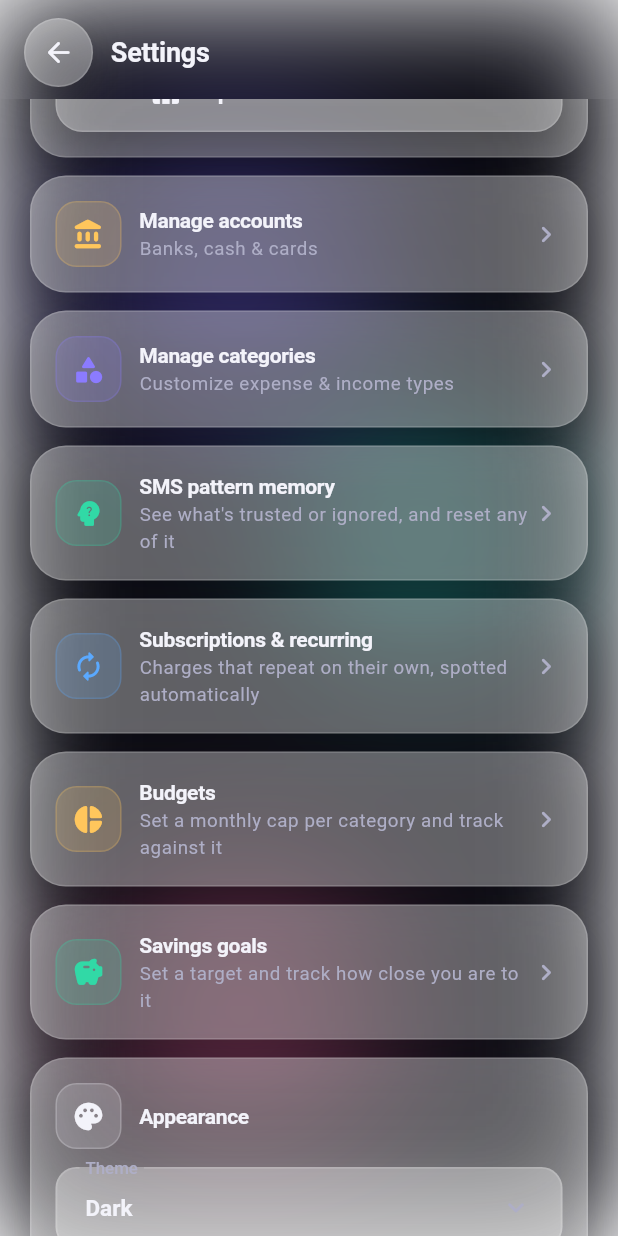
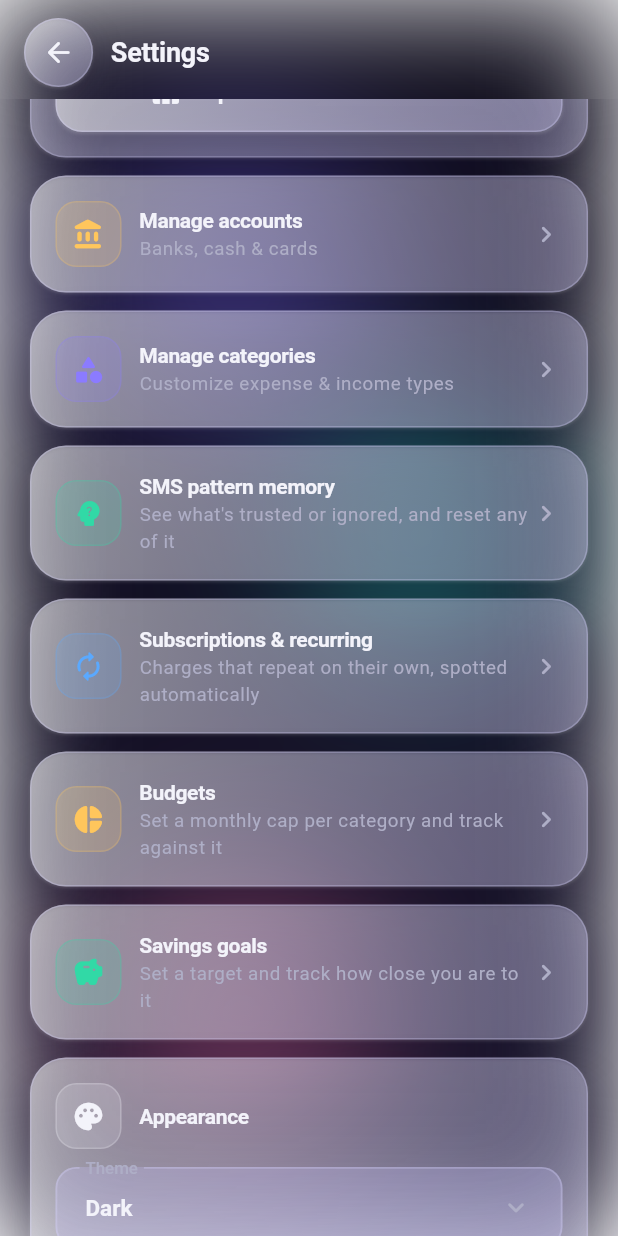
Before and after one commit to syedfarhan-596/Portfolio, a Flutter app: the SettingsScreen screen opened directly, scrolled down 1152 dp, on a phone screen of 412 x 824 dp. Run offline on Flutter 3.47's test engine with Material 3 defaults, Android fonts, the phone set to English and light mode, and no system bars; our stand-ins replace csv, file_picker, flutter_contacts, flutter_local_notifications, flutter_riverpod, local_auth and 4 more; missing offline and left inert: another_telephony; accounts and stored records are empty.

Commit message:
Redesign glass palette: fix dead-gray look, add real sheen, fix nesting
Root causes of the "flat gray glass" complaint:
- Cards were tinted with pure white-alpha over a dark backdrop, which just
  desaturates into generic gray — no hue, no character.
- glassHighlight was defined in tokens but never actually used anywhere,
  so cards had a single flat fill instead of any sense of depth.
- The bottom sheet and cards nested inside it used tones too close to each
  other in both hue and opacity, so a card sitting on a sheet barely read
  as a separate layer.

Fixes:
- glassFill/glassFillStrong/glassBorder retinted toward the app's own cool
  violet accent instead of flat white, so the blend reads as intentional
  "glass" rather than dead gray.
- glassHighlight is now wired up as a real diagonal sheen gradient
  (glassSheen helper in glass.dart), applied to GlassCard, the bottom
  sheet, the nav bar, and the nested panel in Settings' backup card —
  every glass surface now has actual visible depth instead of a flat fill.
- Added a cheap inset top-edge highlight (glassInnerEdge) for a crisp
  "light catching the glass" cue, using BoxShadow's inset support — no
  extra compositing cost.
- Token ordering (highlight > fillStrong > fill) fixed in light mode too,
  so the same gradient logic is correct in both themes.

Co-Authored-By: Claude Sonnet 5 <noreply@anthropic.com>
Claude-Session: https://claude.ai/code/session_01GXPjKUEj1eM6XiCTrLLKae

```diff
--- a/farhans-wallet-flutter/lib/core/app_info.dart
+++ b/farhans-wallet-flutter/lib/core/app_info.dart
@@ -2,4 +2,4 @@
 /// can show what's actually installed — useful for confirming a build is the
 /// one you think it is, since Android will silently keep an old APK around
 /// if a signature/install issue ever stops an update from landing.
-const String appVersionLabel = 'Pocket Flow v1.11.1 (14)';
+const String appVersionLabel = 'Pocket Flow v1.12.0 (15)';
--- a/farhans-wallet-flutter/lib/core/theme/tokens.dart
+++ b/farhans-wallet-flutter/lib/core/theme/tokens.dart
@@ -107,18 +107,22 @@ class AppTokens extends ThemeExtension<AppTokens> {
       );
 
   static const AppTokens dark = AppTokens(
-    bgTop: Color(0xFF0B0B14),
-    bgBottom: Color(0xFF101019),
-    blobA: Color(0xFF6C5CE7),
-    blobB: Color(0xFF1FB6A6),
-    blobC: Color(0xFFE0568B),
-    // Translucent again: AppBackground now blurs the ambient gradient once,
-    // globally, instead of each surface blurring it individually, so these
-    // can be glass-like without the per-card blur cost that caused jank.
-    glassFill: Color(0x59FFFFFF),
-    glassFillStrong: Color(0x73FFFFFF),
-    glassBorder: Color(0x26FFFFFF),
-    glassHighlight: Color(0x33FFFFFF),
+    bgTop: Color(0xFF0C0A18),
+    bgBottom: Color(0xFF18142C),
+    blobA: Color(0xFF7C6AFF),
+    blobB: Color(0xFF22D6C0),
+    blobC: Color(0xFFFF6FA8),
+    // Translucent, and tinted toward the accent's cool violet rather than
+    // flat white — a pure-white overlay on a dark backdrop just desaturates
+    // into dead gray, which is what this looked like before. Ordered so a
+    // gradient from glassHighlight down to glassFill/glassFillStrong always
+    // goes bright -> base, giving cards a visible diagonal sheen instead of
+    // a flat slab (see GlassCard.sheen) — glassHighlight is the brightest,
+    // glassFillStrong next, glassFill the dimmest base tone.
+    glassFill: Color(0x40C9C3FF),
+    glassFillStrong: Color(0x66C9C3FF),
+    glassBorder: Color(0x4DDAD6FF),
+    glassHighlight: Color(0x73FFFFFF),
     textHigh: Color(0xFFF3F3FA),
     textMid: Color(0xFFAEAEC6),
     textLow: Color(0xFF73738C),
@@ -129,10 +133,10 @@ class AppTokens extends ThemeExtension<AppTokens> {
     danger: Color(0xFFFF6B6B),
     info: Color(0xFF5AA9FF),
     softShadow: [
-      BoxShadow(color: Color(0x40000000), blurRadius: 24, offset: Offset(0, 12)),
+      BoxShadow(color: Color(0x4D14102A), blurRadius: 24, offset: Offset(0, 12)),
     ],
     liftedShadow: [
-      BoxShadow(color: Color(0x59000000), blurRadius: 40, offset: Offset(0, 20)),
+      BoxShadow(color: Color(0x6614102A), blurRadius: 40, offset: Offset(0, 20)),
     ],
   );
 
@@ -143,11 +147,13 @@ class AppTokens extends ThemeExtension<AppTokens> {
     blobB: Color(0xFF5BD6C2),
     blobC: Color(0xFFFF9BC0),
     // Same reasoning as the dark palette above — translucent over the
-    // shared blur layer, not an opaque surface.
+    // shared blur layer, not an opaque surface. glassHighlight brightest,
+    // glassFillStrong next, glassFill the dimmest, so the same bright-to-base
+    // sheen gradient direction works in both themes.
     glassFill: Color(0xB3FFFFFF),
     glassFillStrong: Color(0xD1FFFFFF),
-    glassBorder: Color(0x33FFFFFF),
-    glassHighlight: Color(0x80FFFFFF),
+    glassBorder: Color(0x40FFFFFF),
+    glassHighlight: Color(0xF2FFFFFF),
     textHigh: Color(0xFF16161F),
     textMid: Color(0xFF5A5A6E),
     textLow: Color(0xFF8E8EA3),
--- a/farhans-wallet-flutter/lib/core/widgets/glass.dart
+++ b/farhans-wallet-flutter/lib/core/widgets/glass.dart
@@ -36,9 +36,27 @@ class _PressableState extends State<Pressable> {
   }
 }
 
-/// A translucent surface: flat fill (no backdrop blur — blur is expensive to
-/// composite and was causing jank on lower-end devices), hairline border and
-/// a soft drop shadow for depth.
+/// A two-stop gradient from the brightest token down to a surface's base
+/// tone — the visible "sheen" a pane of glass catching light would show,
+/// standing in for what would otherwise be a flat, characterless fill.
+/// Shared by GlassCard, the bottom sheet and the nav bar so every glass
+/// surface in the app reads consistently.
+LinearGradient glassSheen(AppTokens t, {bool strong = false}) => LinearGradient(
+      begin: Alignment.topLeft,
+      end: Alignment.bottomRight,
+      colors: [t.glassHighlight, strong ? t.glassFillStrong : t.glassFill],
+    );
+
+/// A crisp, subtle inner highlight along the top edge — cheap stand-in for
+/// the specular catch a real glass edge would show, so a surface reads as
+/// an actual pane rather than a flat tinted rectangle.
+const List<BoxShadow> glassInnerEdge = [
+  BoxShadow(color: Color(0x26FFFFFF), blurRadius: 1, offset: Offset(0, 1), inset: true),
+];
+
+/// A translucent surface: no backdrop blur (blur is expensive to composite
+/// and was causing jank on lower-end devices) — just a gradient fill,
+/// hairline border, inner top highlight, and a soft drop shadow for depth.
 class GlassCard extends StatelessWidget {
   final Widget child;
   final EdgeInsetsGeometry padding;
@@ -67,10 +85,10 @@ class GlassCard extends StatelessWidget {
     final content = Container(
       padding: padding,
       decoration: BoxDecoration(
-        color: gradient == null ? (strong ? t.glassFillStrong : t.glassFill) : null,
-        gradient: gradient,
+        gradient: gradient ?? glassSheen(t, strong: strong),
         borderRadius: BorderRadius.circular(radius),
         border: border ?? Border.all(color: t.glassBorder, width: 1),
+        boxShadow: glassInnerEdge,
       ),
       child: child,
     );
--- a/farhans-wallet-flutter/lib/core/widgets/sheets.dart
+++ b/farhans-wallet-flutter/lib/core/widgets/sheets.dart
@@ -17,9 +17,10 @@ Future<T?> showGlassSheet<T>(BuildContext context, Widget child) {
         child: Container(
           width: double.infinity,
           decoration: BoxDecoration(
-            color: t.glassFillStrong,
+            gradient: glassSheen(t, strong: true),
             border: Border(top: BorderSide(color: t.glassBorder)),
             borderRadius: const BorderRadius.vertical(top: Radius.circular(Corners.xl)),
+            boxShadow: glassInnerEdge,
           ),
           padding: EdgeInsets.only(
             left: Insets.lg,
--- a/farhans-wallet-flutter/lib/features/settings/settings_screen.dart
+++ b/farhans-wallet-flutter/lib/features/settings/settings_screen.dart
@@ -394,9 +394,10 @@ class _SettingsScreenState extends ConsumerState<SettingsScreen> {
           Container(
             padding: const EdgeInsets.all(Insets.sm),
             decoration: BoxDecoration(
-              color: t.glassFill,
+              gradient: glassSheen(t),
               borderRadius: BorderRadius.circular(Corners.sm),
               border: Border.all(color: t.glassBorder),
+              boxShadow: glassInnerEdge,
             ),
             child: Column(
               crossAxisAlignment: CrossAxisAlignment.start,
--- a/farhans-wallet-flutter/lib/features/shell/home_shell.dart
+++ b/farhans-wallet-flutter/lib/features/shell/home_shell.dart
@@ -147,10 +147,10 @@ class _GlassNavBar extends StatelessWidget {
       child: Container(
         height: 66,
         decoration: BoxDecoration(
-          color: t.glassFillStrong,
+          gradient: glassSheen(t, strong: true),
           borderRadius: BorderRadius.circular(Corners.xl),
           border: Border.all(color: t.glassBorder),
-          boxShadow: t.softShadow,
+          boxShadow: [...t.softShadow, ...glassInnerEdge],
         ),
         child: Row(
           mainAxisAlignment: MainAxisAlignment.spaceAround,
--- a/farhans-wallet-flutter/pubspec.yaml
+++ b/farhans-wallet-flutter/pubspec.yaml
@@ -1,7 +1,7 @@
 name: farhans_wallet
 description: "Farhan's Wallet — premium offline expense, lending & investment tracker."
 publish_to: 'none'
-version: 1.11.1+14
+version: 1.12.0+15
 
 environment:
   sdk: ^3.5.0
```
